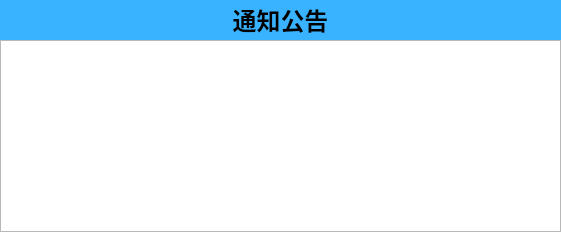
The window that widgets/NoticeWidget.ui (wps139hf/app) describes before a commit, drawn with Qt 5.
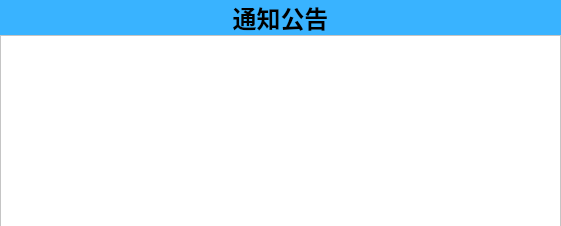
The same window after the commit.

The edit to the form file:
```diff
--- a/widgets/NoticeWidget.ui
+++ b/widgets/NoticeWidget.ui
@@ -7,7 +7,7 @@
     <x>0</x>
     <y>0</y>
     <width>561</width>
-    <height>232</height>
+    <height>226</height>
    </rect>
   </property>
   <property name="windowTitle">
@@ -19,7 +19,7 @@
      <x>0</x>
      <y>0</y>
      <width>561</width>
-     <height>40</height>
+     <height>35</height>
     </rect>
    </property>
    <property name="font">
@@ -44,11 +44,14 @@
    <property name="geometry">
     <rect>
      <x>0</x>
-     <y>40</y>
+     <y>35</y>
      <width>561</width>
      <height>192</height>
     </rect>
    </property>
+   <property name="styleSheet">
+    <string notr="true">background-color: rgb(255, 255, 255);</string>
+   </property>
    <property name="verticalScrollBarPolicy">
     <enum>Qt::ScrollBarAsNeeded</enum>
    </property>
```
